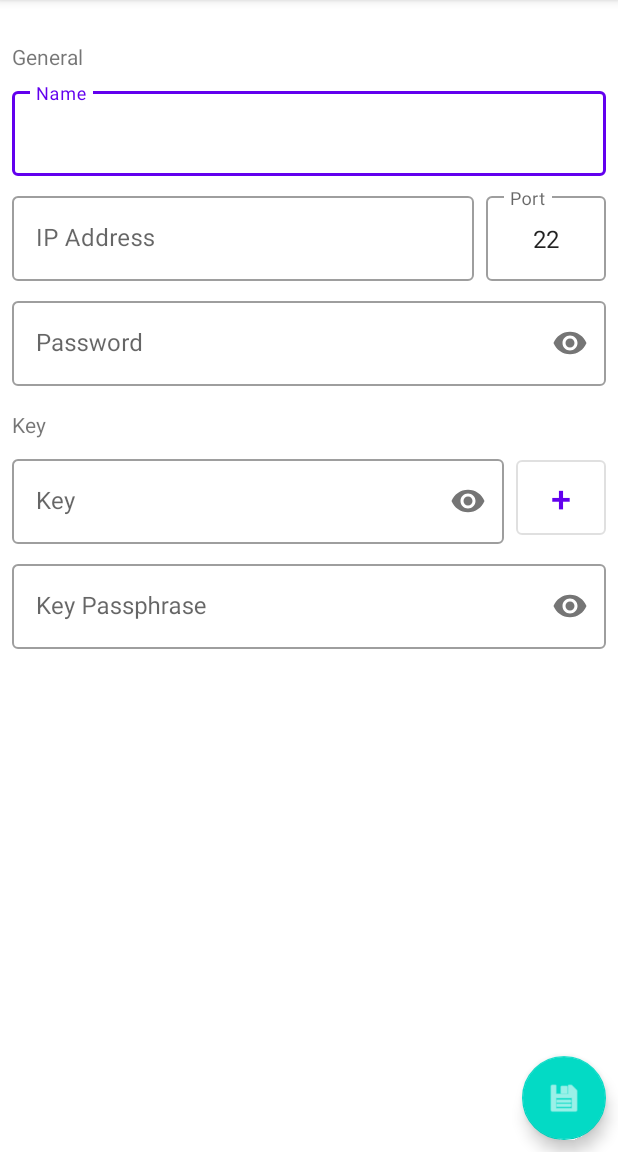
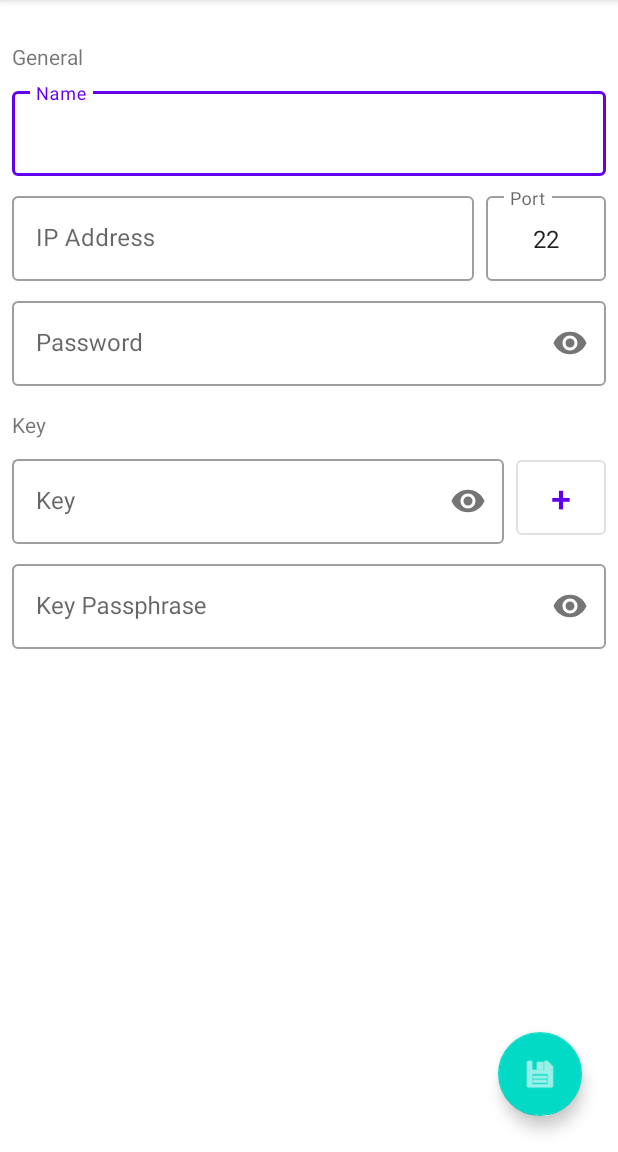
Before and after one commit to KuroVine9/SFTP_File_Manager, an Android app: the fragment AccountDetailFragment shown on its own in the app's theme, on a phone screen of 412 x 824 dp, the part 84-1236 px from its top. Run offline under Robolectric (Android 15) with nearby library versions, the light colour scheme and no system bars.

Commit message:
fix: fragment_account_detail.xml 플로팅버튼 위치 수정

```diff
--- a/app/src/main/res/layout/fragment_account_detail.xml
+++ b/app/src/main/res/layout/fragment_account_detail.xml
@@ -8,8 +8,9 @@
         android:id="@+id/floatingActionButton_detailsave"
         android:layout_width="wrap_content"
         android:layout_height="wrap_content"
-        android:layout_marginEnd="8dp"
-        android:layout_marginBottom="8dp"
+        android:layout_gravity="end|bottom"
+        android:layout_marginEnd="24dp"
+        android:layout_marginBottom="24dp"
         android:contentDescription="Save"
         android:src="@android:drawable/ic_menu_save"
         app:layout_constraintBottom_toBottomOf="parent"
```
